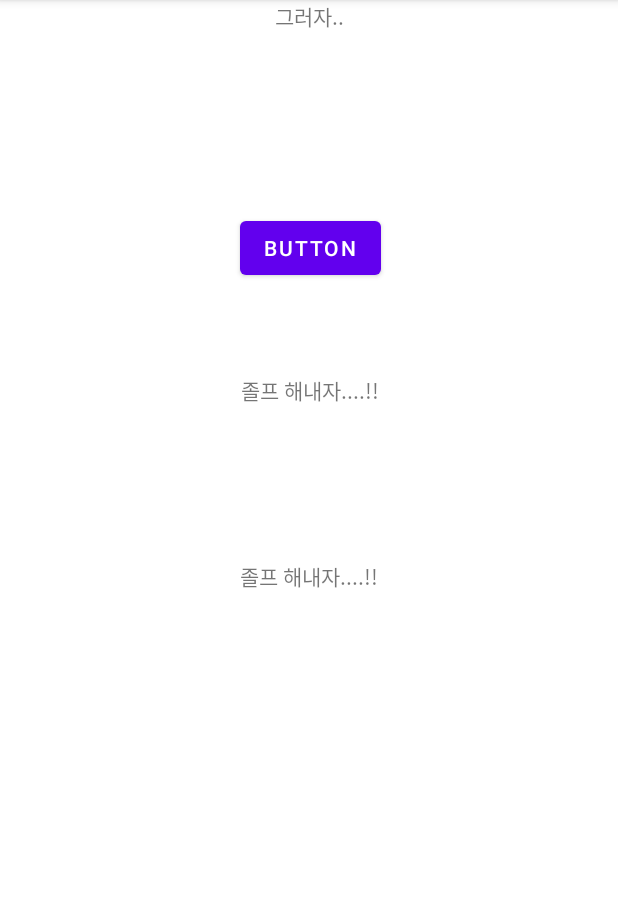
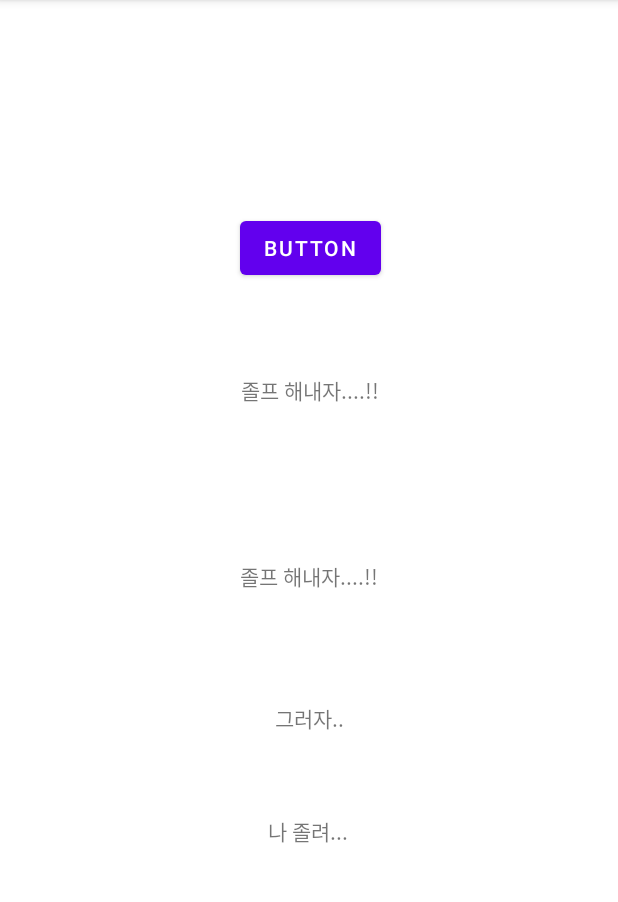
Before and after one commit to BGM-BookGrounMusic/BGM_Client, an Android app: the screen it shows after launch (MainActivity), on a phone screen of 412 x 824 dp, the part 84-986 px from its top. Run offline under Robolectric (Android 15) with nearby library versions, the phone set to English and light mode, and no system bars.

Commit message:
final test

```diff
--- a/app/src/main/res/layout/activity_main.xml
+++ b/app/src/main/res/layout/activity_main.xml
@@ -7,6 +7,18 @@
     tools:context=".MainActivity">
 
     <TextView
+        android:id="@+id/textView2"
+        android:layout_width="wrap_content"
+        android:layout_height="wrap_content"
+        android:layout_marginTop="54dp"
+        android:text="나 졸려..."
+        app:layout_constraintEnd_toEndOf="parent"
+        app:layout_constraintHorizontal_bias="0.498"
+        app:layout_constraintStart_toStartOf="parent"
+        app:layout_constraintTop_toBottomOf="@+id/textView" />
+
+    <TextView
+        android:id="@+id/textView3"
         android:layout_width="wrap_content"
         android:layout_height="wrap_content"
         android:text="졸프 해내자....!!"
@@ -40,9 +52,10 @@
         android:id="@+id/textView"
         android:layout_width="wrap_content"
         android:layout_height="wrap_content"
+        android:layout_marginTop="73dp"
         android:text="그러자.."
         app:layout_constraintEnd_toEndOf="parent"
         app:layout_constraintStart_toStartOf="parent"
-        tools:layout_editor_absoluteY="448dp" />
+        app:layout_constraintTop_toBottomOf="@+id/textView3" />
 
 </androidx.constraintlayout.widget.ConstraintLayout>
```
